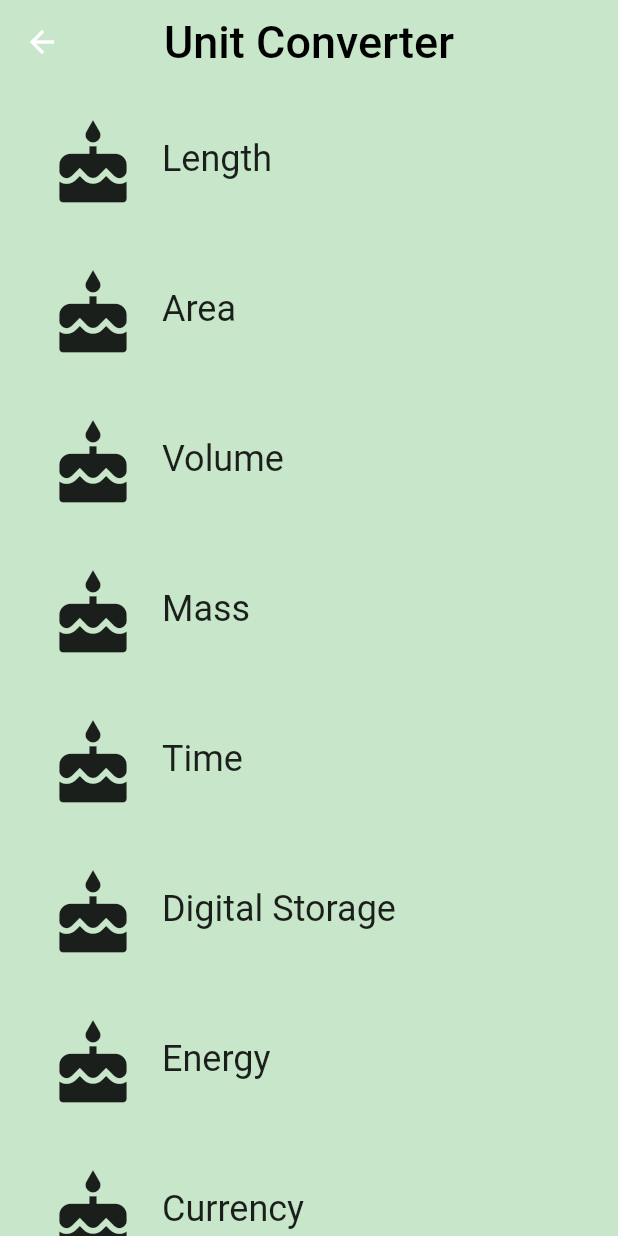
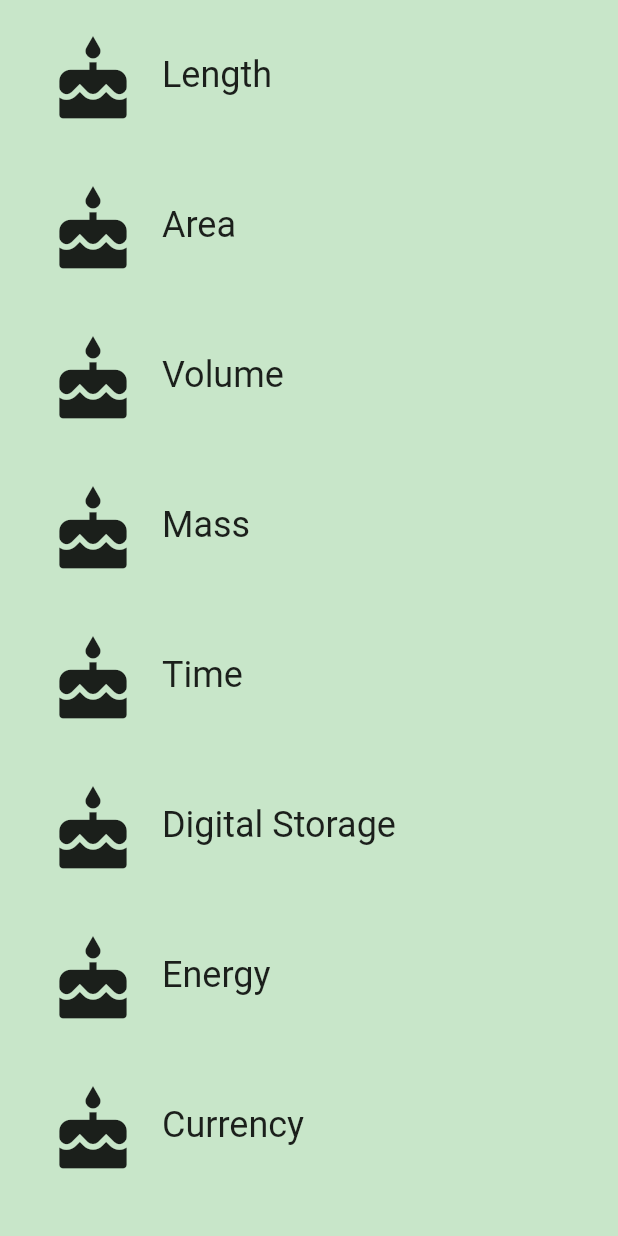
Before and after one commit to BrayanMamani/unit_converter, a Flutter app: the CategoryRoute screen opened directly, on a phone screen of 412 x 824 dp. Run offline on Flutter 3.47's test engine with Material 2 defaults, Android fonts, the phone set to English and light mode, and no system bars.

Commit message:
Implement the category route class

```diff
--- a/lib/category_route.dart
+++ b/lib/category_route.dart
@@ -53,21 +53,7 @@ class CategoryRoute extends StatelessWidget {
       child: _buildCategoryWidgets(categories),
     );
 
-    final appBar = AppBar(
-      elevation: 0.0,
-      title: Text(
-        'Unit Converter',
-        style: TextStyle(
-          color: Colors.black,
-          fontSize: 30.0,
-        ),
-      ),
-      centerTitle: true,
-      backgroundColor: _backgroundColor,
-    );
-
     return Scaffold(
-      appBar: appBar,
       body: listView,
     );
   }
--- a/lib/main.dart
+++ b/lib/main.dart
@@ -1,9 +1,6 @@
 import 'package:flutter/material.dart';
-import 'package:unit_converter/category.dart';
 
-const _categoryName = 'Cake';
-const _categoryIcon = Icons.cake;
-const _categoryColor = Colors.green;
+import 'package:unit_converter/category_route.dart';
 
 void main() {
   runApp(UnitConverterApp());
@@ -15,16 +12,7 @@ class UnitConverterApp extends StatelessWidget {
     return MaterialApp(
       debugShowCheckedModeBanner: false,
       title: 'Unit Converter',
-      home: Scaffold(
-        backgroundColor: Colors.green[100],
-        body: Center(
-          child: Category(
-            name: _categoryName,
-            iconLocation: _categoryIcon,
-            color: _categoryColor,
-          ),
-        ),
-      ),
+      home: CategoryRoute(),
     );
   }
 }
```
